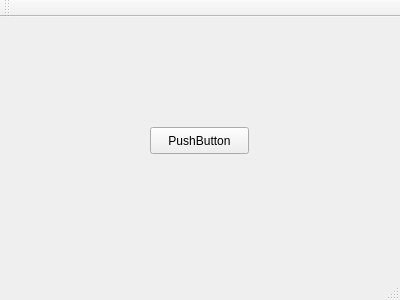
Before: the Qt Designer form mainwindow.ui in fabriziocasati/Clue, drawn with Qt 5.
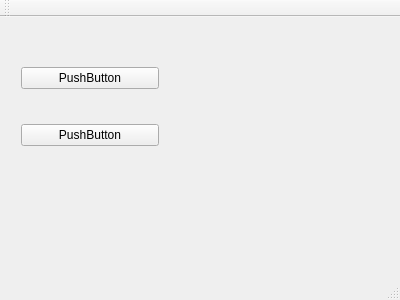
After: the same form once the commit is applied.

Commit message: Window layout test.

```diff
--- a/mainwindow.ui
+++ b/mainwindow.ui
@@ -14,18 +14,31 @@
    <string>MainWindow</string>
   </property>
   <widget class="QWidget" name="centralWidget">
-   <widget class="QPushButton" name="pushButton">
+   <widget class="QWidget" name="verticalLayoutWidget">
     <property name="geometry">
      <rect>
-      <x>150</x>
-      <y>110</y>
-      <width>99</width>
-      <height>27</height>
+      <x>10</x>
+      <y>10</y>
+      <width>160</width>
+      <height>161</height>
      </rect>
     </property>
+    <layout class="QVBoxLayout" name="verticalLayout">
+     <item>
+      <widget class="QPushButton" name="pushButton">
     <property name="text">
      <string>PushButton</string>
     </property>
+      </widget>
+     </item>
+     <item>
+      <widget class="QPushButton" name="pushButton_2">
+       <property name="text">
+        <string>PushButton</string>
+       </property>
+      </widget>
+     </item>
+    </layout>
    </widget>
   </widget>
   <widget class="QMenuBar" name="menuBar">
```
Lines whose indentation alone changed are shown as unchanged. The commit also changes 3 other files.
